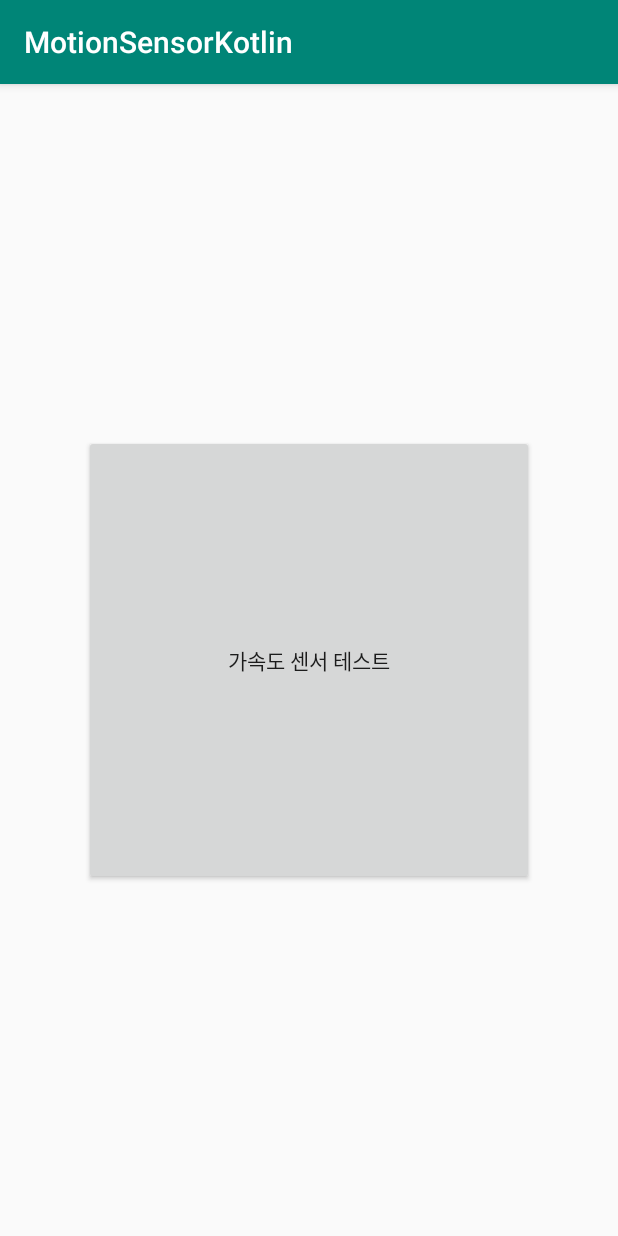
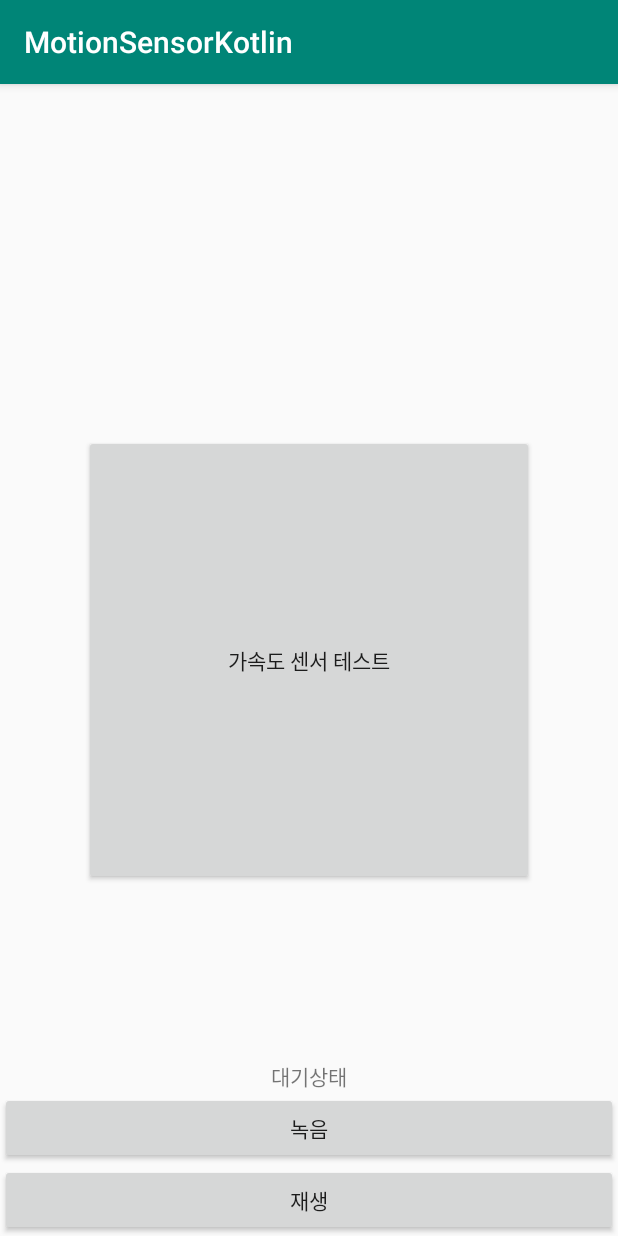
Before and after one commit to rjursi/Motion-Controller, an Android app: the screen it shows after launch (MainActivity), on a phone screen of 412 x 824 dp. Run offline under Robolectric (Android 15) with nearby library versions, the phone set to English and light mode, and no system bars; libraries missing offline, so code that uses them is left out: com.github.nkzawa.emitter, com.github.nkzawa.socketio; 3 statements that could not run were skipped.

Commit message:
add btns

```diff
--- a/MotionControllerKotlin/app/src/main/res/layout/activity_main.xml
+++ b/MotionControllerKotlin/app/src/main/res/layout/activity_main.xml
@@ -20,5 +20,28 @@
 
         />
 
+    <TextView
+        android:layout_width="wrap_content"
+        android:layout_height="wrap_content"
+        android:text="대기상태"
+        android:id="@+id/statusText"
+        app:layout_constraintBottom_toTopOf="@id/recordBtn"
+        app:layout_constraintLeft_toLeftOf="parent"
+        app:layout_constraintRight_toRightOf="parent"/>
+
+    <Button
+        android:layout_width="match_parent"
+        android:layout_height="wrap_content"
+        android:id="@+id/recordBtn"
+        android:text="녹음"
+        app:layout_constraintBottom_toTopOf="@id/playBtn" />
+
+    <Button
+        android:layout_width="match_parent"
+        android:layout_height="wrap_content"
+        android:id="@+id/playBtn"
+        android:text="재생"
+        app:layout_constraintBottom_toBottomOf="parent"/>
+
 
 </androidx.constraintlayout.widget.ConstraintLayout>
```
